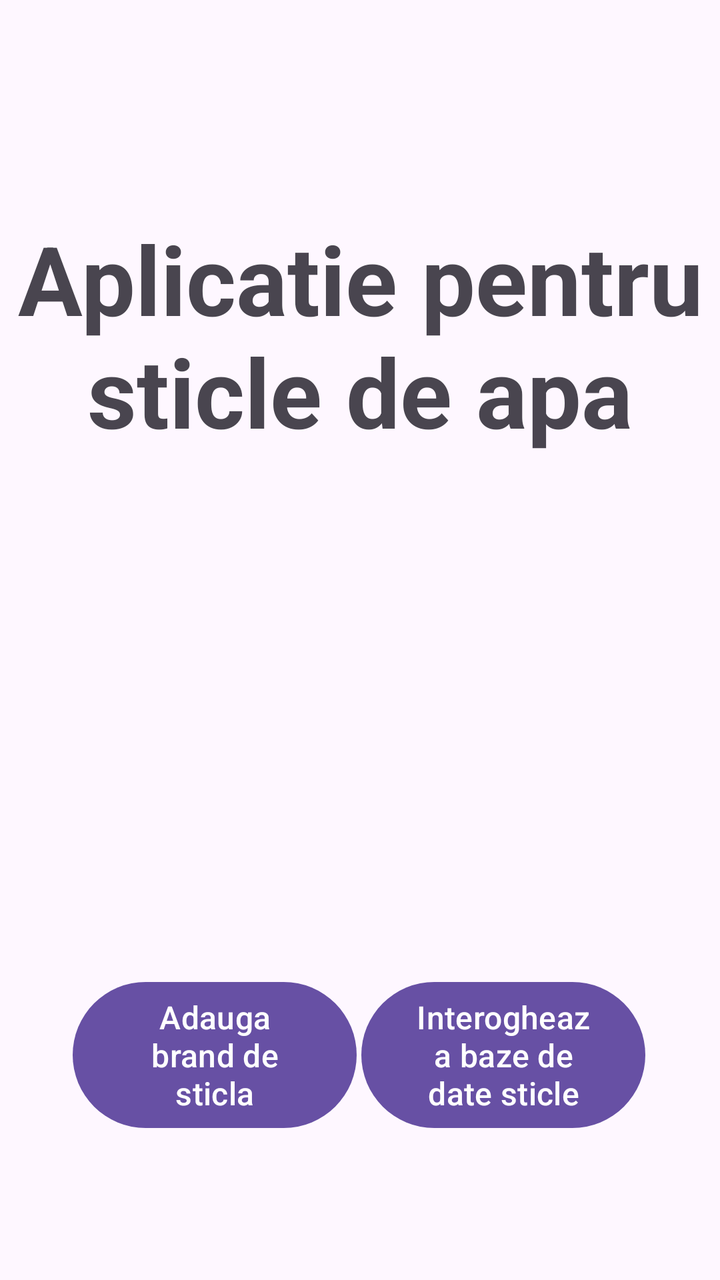
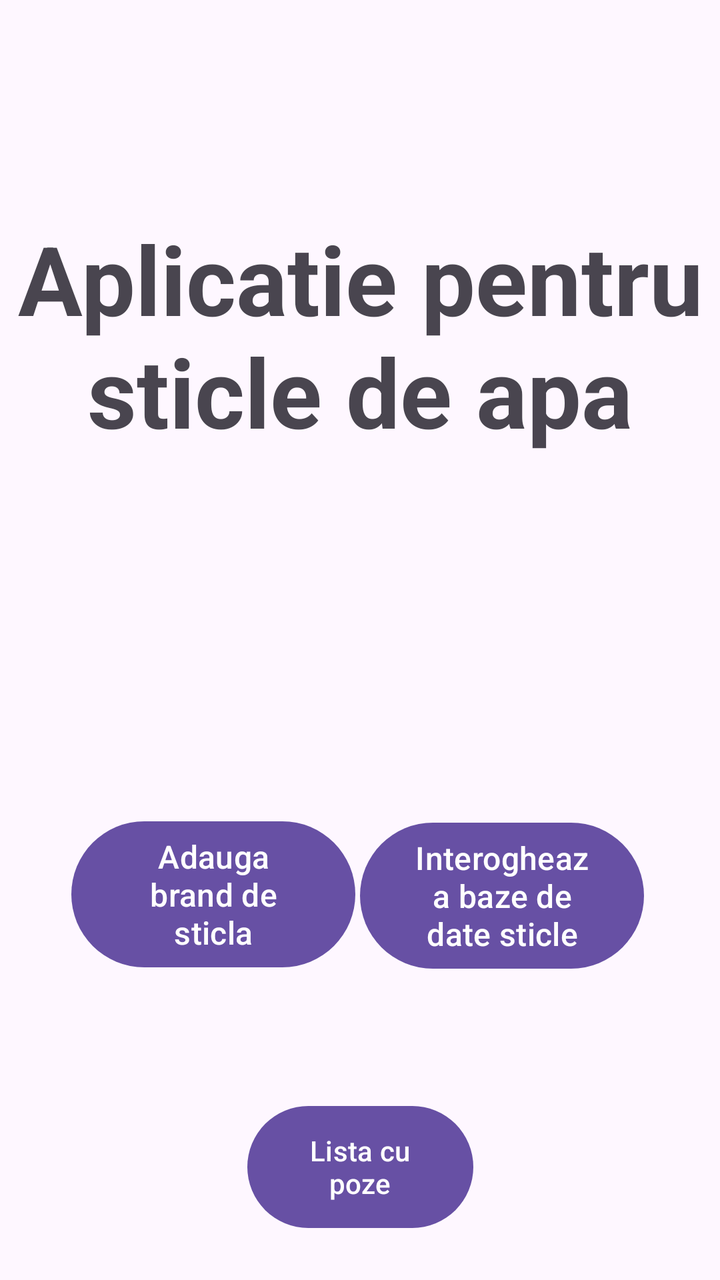

The first picture is an Android layout as it rendered before a commit; the second is the same layout after the commit. The layout source and the unified diff follow.
<!-- AndroidManifest.xml: application theme Theme.Ionica_alexandru_seminar -->
<!-- res/layout/activity_activitate_primara.xml -->
<?xml version="1.0" encoding="utf-8"?>
<androidx.constraintlayout.widget.ConstraintLayout xmlns:android="http://schemas.android.com/apk/res/android"
    xmlns:app="http://schemas.android.com/apk/res-auto"
    xmlns:tools="http://schemas.android.com/tools"
    android:id="@+id/main"
    android:layout_width="match_parent"
    android:layout_height="match_parent"
    tools:context=".ActivitatePrimara">

    <TextView
        android:id="@+id/textView"
        android:layout_width="wrap_content"
        android:layout_height="wrap_content"
        android:text="@string/aplicatie_pentru_sticle_de_apa"
        android:textAlignment="center"
        android:textSize="48sp"
        android:textStyle="bold"
        app:layout_constraintBottom_toBottomOf="parent"
        app:layout_constraintEnd_toEndOf="parent"
        app:layout_constraintHorizontal_bias="0.498"
        app:layout_constraintStart_toStartOf="parent"
        app:layout_constraintTop_toTopOf="parent"
        app:layout_constraintVertical_bias="0.206" />

    <Button
        android:id="@+id/button"
        android:layout_width="142dp"
        android:layout_height="81dp"
        android:text="@string/adauga_brand_de_sticla"
        android:textSize="16sp"
        app:layout_constraintBottom_toBottomOf="parent"
        app:layout_constraintEnd_toEndOf="parent"
        app:layout_constraintHorizontal_bias="0.167"
        app:layout_constraintStart_toStartOf="parent"
        app:layout_constraintTop_toBottomOf="@+id/textView"
        app:layout_constraintVertical_bias="0.783" />

    <Button
        android:id="@+id/button2"
        android:layout_width="142dp"
        android:layout_height="81dp"
        android:text="@string/interogheaza_baze_de_date_sticle"
        android:textSize="16sp"
        app:layout_constraintBottom_toBottomOf="parent"
        app:layout_constraintEnd_toEndOf="parent"
        app:layout_constraintHorizontal_bias="0.828"
        app:layout_constraintStart_toStartOf="parent"
        app:layout_constraintTop_toTopOf="@+id/button"
        app:layout_constraintVertical_bias="0.0" />

    <TextView
        android:id="@+id/textView4"
        android:visibility="invisible"
        android:layout_width="wrap_content"
        android:layout_height="wrap_content"
        android:text="TextView"
        app:layout_constraintBottom_toTopOf="@+id/button"
        app:layout_constraintEnd_toEndOf="@+id/button2"
        app:layout_constraintStart_toStartOf="@+id/button"
        app:layout_constraintTop_toBottomOf="@+id/textView"
        app:layout_constraintVertical_bias="0.338" />

</androidx.constraintlayout.widget.ConstraintLayout>
<!-- resources referenced by this layout -->
<resources>
  <string name="adauga_brand_de_sticla">Adauga brand de sticla</string>
  <string name="aplicatie_pentru_sticle_de_apa">Aplicatie pentru sticle de apa</string>
  <string name="interogheaza_baze_de_date_sticle">Interogheaza baze de date sticle</string>
  <style name="Theme.Ionica_alexandru_seminar" parent="Base.Theme.Ionica_alexandru_seminar" />
  <style name="Base.Theme.Ionica_alexandru_seminar" parent="Theme.Material3.DayNight.NoActionBar">
          
          
      </style>
</resources>

<!-- the commit's change to res/layout/activity_activitate_primara.xml (unified diff, before → after) -->
@@ -30,10 +30,10 @@
         android:textSize="16sp"
         app:layout_constraintBottom_toBottomOf="parent"
         app:layout_constraintEnd_toEndOf="parent"
-        app:layout_constraintHorizontal_bias="0.167"
+        app:layout_constraintHorizontal_bias="0.163"
         app:layout_constraintStart_toStartOf="parent"
         app:layout_constraintTop_toBottomOf="@+id/textView"
-        app:layout_constraintVertical_bias="0.783" />
+        app:layout_constraintVertical_bias="0.54" />
 
     <Button
         android:id="@+id/button2"
@@ -43,10 +43,10 @@
         android:textSize="16sp"
         app:layout_constraintBottom_toBottomOf="parent"
         app:layout_constraintEnd_toEndOf="parent"
-        app:layout_constraintHorizontal_bias="0.828"
+        app:layout_constraintHorizontal_bias="0.825"
         app:layout_constraintStart_toStartOf="parent"
         app:layout_constraintTop_toTopOf="@+id/button"
-        app:layout_constraintVertical_bias="0.0" />
+        app:layout_constraintVertical_bias="0.005" />
 
     <TextView
         android:id="@+id/textView4"
@@ -60,4 +60,16 @@
         app:layout_constraintTop_toBottomOf="@+id/textView"
         app:layout_constraintVertical_bias="0.338" />
 
+    <Button
+        android:id="@+id/buttonPoze"
+        android:layout_width="113dp"
+        android:layout_height="69dp"
+        android:layout_marginTop="58dp"
+        android:text="Lista cu poze"
+        app:layout_constraintBottom_toBottomOf="parent"
+        app:layout_constraintEnd_toEndOf="parent"
+        app:layout_constraintStart_toStartOf="parent"
+        app:layout_constraintTop_toBottomOf="@+id/button"
+        app:layout_constraintVertical_bias="0.134" />
+
 </androidx.constraintlayout.widget.ConstraintLayout>
